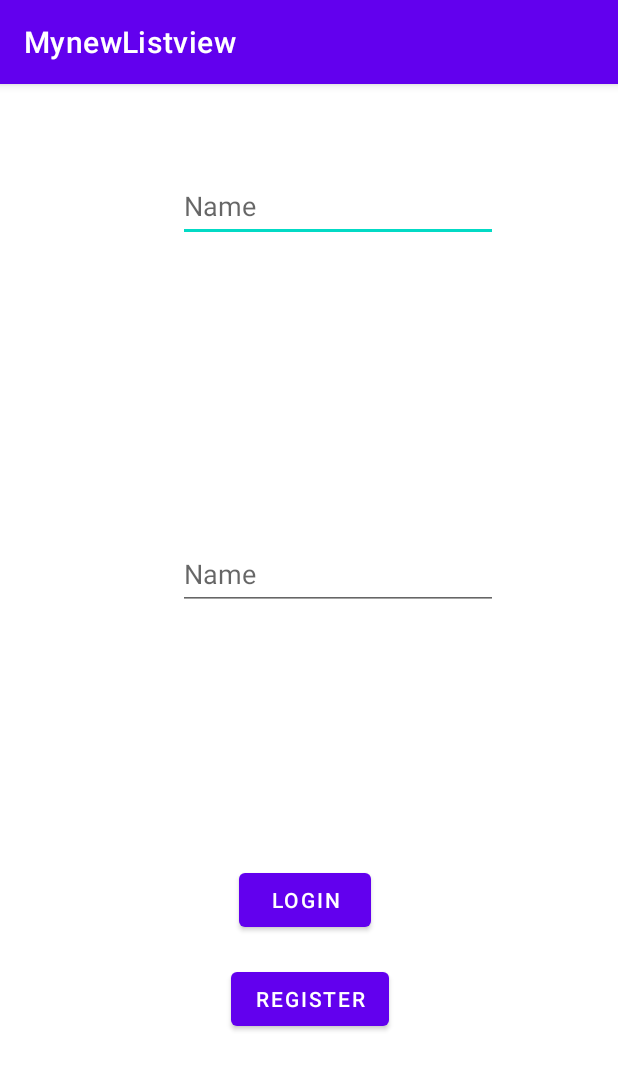
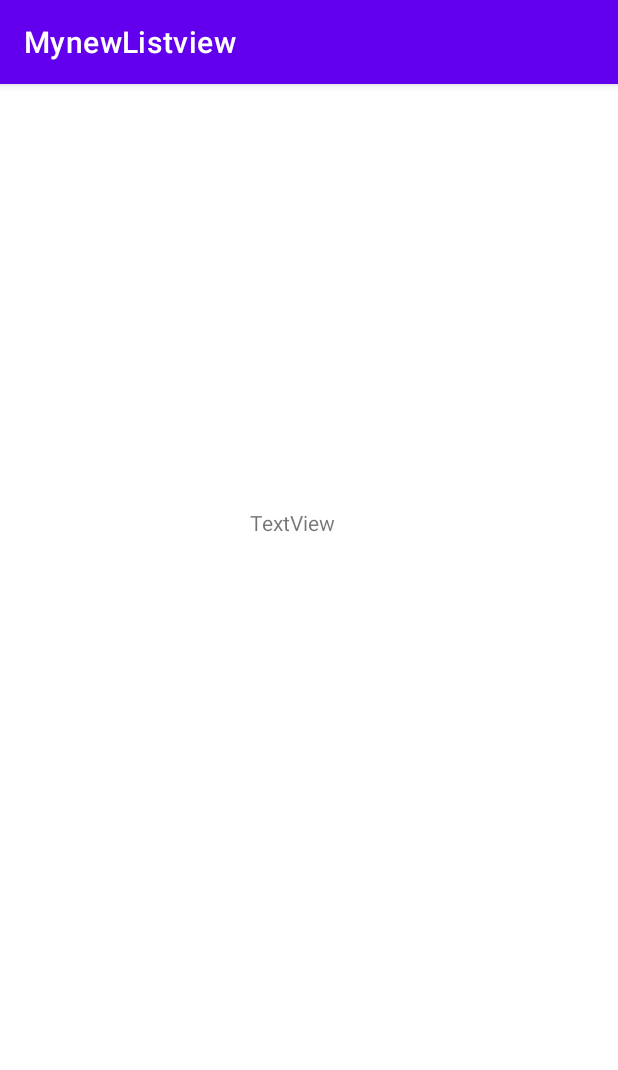
Before and after one commit to avinashsinha4550/Adapter, an Android app: the screen it shows after launch (Shareprefernceexample before the commit, HomeActivity after it), after a tap on "LOGIN", on a phone screen of 412 x 824 dp. Shown: the top 1070 px of the screen. Run offline under Robolectric (Android 15) with nearby library versions, the phone set to English and light mode, and no system bars.

```diff
--- a/app/src/main/java/com/example/mynewlistview/Shareprefernceexample.java
+++ b/app/src/main/java/com/example/mynewlistview/Shareprefernceexample.java
@@ -3,6 +3,7 @@ package com.example.mynewlistview;
 import android.content.Intent;
 import android.content.SharedPreferences;
 import android.os.Bundle;
+import android.util.Log;
 import android.view.View;
 import android.widget.Button;
 import android.widget.EditText;
@@ -14,7 +15,7 @@ import androidx.appcompat.app.AppCompatActivity;
 public class Shareprefernceexample extends AppCompatActivity {
     Button login,Register;
     EditText username,password;
-    SharedPreferences sharedpreferance;
+   SharedPreferences sharedPreferences;
 
     @Override
     protected void onCreate(@Nullable Bundle savedInstanceState) {
@@ -24,16 +25,20 @@ public class Shareprefernceexample extends AppCompatActivity {
         Register=(Button)findViewById(R.id.button3);
         username=(EditText)findViewById(R.id.editTextTextPersonName3);
         password=(EditText)findViewById(R.id.editTextTextPersonName4);
+        sharedPreferences=getSharedPreferences("USERINFO",0);
         login.setOnClickListener(new View.OnClickListener() {
             @Override
             public void onClick(View view) {
                 String Username=username.getText().toString();
                 String Password=password.getText().toString();
-             String usssernnname= sharedpreferance.getString("username","");
-              String paassss= sharedpreferance.getString("Password","");
+             String usssernnname= sharedPreferences.getString("username","");
+              String paassss= sharedPreferences.getString("Password","");
               if (Username.equals(usssernnname)&& Password.equals(paassss)){
+                  Log.d("Sharepreference","if loop");
+                  Toast.makeText(Shareprefernceexample.this, "new activity", Toast.LENGTH_SHORT).show();
                     Intent intent=new Intent(Shareprefernceexample.this,HomeActivity.class);
                     startActivity(intent);
+
               } else{
                   Toast.makeText(Shareprefernceexample.this, "error", Toast.LENGTH_SHORT).show();
               }
--- a/app/src/main/res/layout/activity_home.xml
+++ b/app/src/main/res/layout/activity_home.xml
@@ -6,4 +6,17 @@
     android:layout_height="match_parent"
     tools:context=".HomeActivity">
 
+    <TextView
+        android:id="@+id/textView"
+        android:layout_width="wrap_content"
+        android:layout_height="wrap_content"
+        android:layout_marginStart="165dp"
+        android:layout_marginTop="264dp"
+        android:layout_marginEnd="188dp"
+        android:layout_marginBottom="448dp"
+        android:text="TextView"
+        app:layout_constraintBottom_toBottomOf="parent"
+        app:layout_constraintEnd_toEndOf="parent"
+        app:layout_constraintStart_toStartOf="parent"
+        app:layout_constraintTop_toTopOf="parent" />
 </androidx.constraintlayout.widget.ConstraintLayout>
```
Also changed, not shown: app/src/main/java/com/example/mynewlistview/Register.java (+20 -7 lines).
